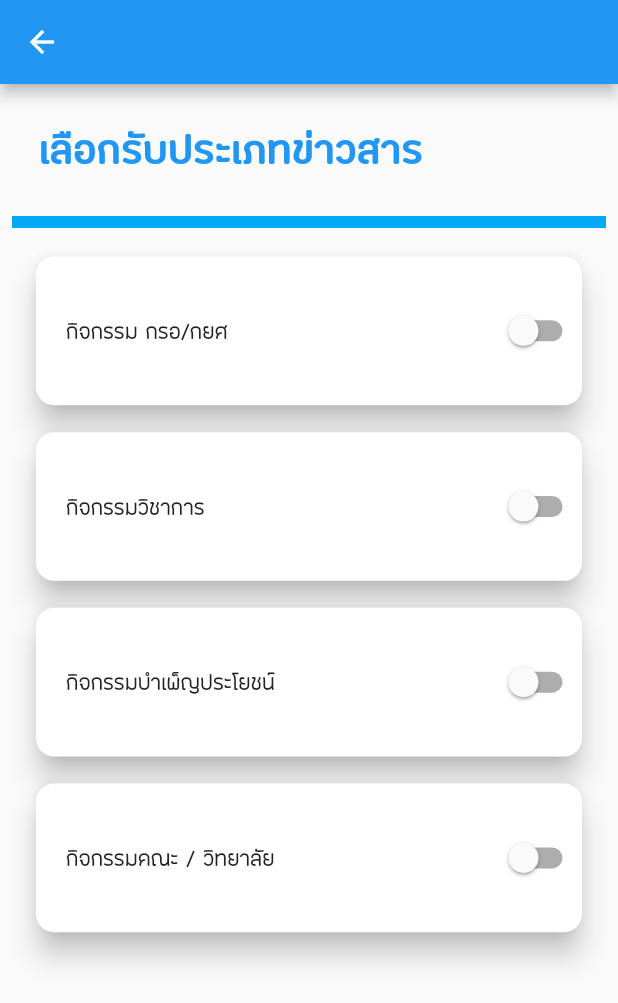
After one commit to PawaOx4th/BaibuaChatbot, a Flutter app: the News screen opened by its route, on a phone screen of 412 x 824 dp. The commit adds this screen. Shown: the top 1003 px of the screen. Run offline on Flutter 3.47's test engine with Material 2 defaults, Android fonts, the phone set to English and light mode, and no system bars; our stand-ins replace firebase_auth; missing offline and left inert: flutter_dialogflow; accounts and stored records are empty.

Commit message:
+ Success News Page

```diff
--- a/baibuaapp/lib/main.dart
+++ b/baibuaapp/lib/main.dart
@@ -1,4 +1,5 @@
 import 'package:baibuaapp/models/user.dart';
+import 'package:baibuaapp/screens/%E0%B9%8CMenu%20Button/news.dart';
 import 'package:baibuaapp/screens/Authenticate/autu.dart';
 import 'package:baibuaapp/screens/Authenticate/login.dart';
 import 'package:baibuaapp/screens/baibuaChatroom.dart';
@@ -22,9 +23,10 @@ class MyApp extends StatelessWidget {
           ),
           home: new SplashScreen(),
           routes: {
-            '/Login-page' : (context) => LoginScreen(),
+            '/Login-page': (context) => LoginScreen(),
             '/emty-page': (context) => Emty_PageNavigation(), // test-page
-            '/Chatroom-page' : (context) => ChatroomBaibua(), // ChatRooms
+            '/Chatroom-page': (context) => ChatroomBaibua(), // ChatRooms
+            '/News-page': (context) => News(),
           }
 //      new MyHomePage(title: 'Baibua Chatbot'),
           ),
--- a/baibuaapp/lib/screens/baibuaChatroom.dart
+++ b/baibuaapp/lib/screens/baibuaChatroom.dart
@@ -99,7 +99,7 @@ class _HomePageDialogflowV2 extends State<ChatroomBaibua> {
               return [
                 PopupMenuItem(
                   //** value => 'routes/...' **//
-                  value: '/emty-page',
+                  value: '/News-page',
                   child: Row(
                     children: <Widget>[
                       Padding(
--- /dev/null
+++ b/baibuaapp/lib/screens/์Menu Button/news.dart
@@ -0,0 +1,265 @@
+import 'package:flutter/cupertino.dart';
+import 'package:flutter/material.dart';
+
+class News extends StatefulWidget {
+  @override
+  _NewsState createState() => _NewsState();
+}
+
+class _NewsState extends State<News> {
+//  Color colorSetting = const Color.fromRGBO(241, 249, 255, 1);
+
+  bool val1 = false;
+  bool val2 = false;
+  bool val3 = false;
+  bool val4 = false;
+
+  List<String> _evantName = [
+    'กิจกรรม กรอ/กยศ',
+    'กิจกรรมวิชาการ',
+    'กิจกรรมบำเพ็ญประโยชน์',
+    'กิจกรรมคณะ / วิทยาลัย'
+  ];
+
+  void onSelectValue1(bool val) {
+    setState(() {
+      val1 = val;
+    });
+    (val) ? print("select: กยส / กรอ") : null;
+  }
+
+  void onSelectValue2(bool val) {
+    setState(() {
+      val2 = val;
+    });
+    (val) ? print("select:" + _evantName[1]) : null;
+  }
+
+  void onSelectValue3(bool val) {
+    setState(() {
+      val3 = val;
+    });
+    (val) ? print("select:" + _evantName[2]) : null;
+  }
+
+  void onSelectValue4(bool val) {
+    setState(() {
+      val4 = val;
+    });
+    (val) ? print("select:" + _evantName[3]) : null;
+  }
+
+  @override
+  Widget build(BuildContext context) {
+    double fullWidth = MediaQuery.of(context).size.width * 100;
+
+    TextStyle Headline = TextStyle(
+      fontFamily: 'FC Lamoon',
+      fontWeight: FontWeight.bold,
+      fontSize: 32,
+      color: Colors.white,
+    );
+
+    return Scaffold(
+      appBar: AppBar(),
+      body: Column(
+        children: <Widget>[
+          Expanded(
+            flex: 1,
+            child: Container(
+              padding: EdgeInsets.symmetric(horizontal: 8),
+              margin: EdgeInsets.symmetric(horizontal: 8),
+              decoration: BoxDecoration(
+                  border: Border(
+                      bottom: BorderSide(width: 8.0, color: Colors.lightBlue))),
+              width: fullWidth,
+              child: Row(
+                children: <Widget>[
+                  SizedBox(
+                    width: 10,
+                  ),
+                  Text(
+                    "เลือกรับประเภทข่าวสาร",
+                    style: TextStyle(
+                      fontFamily: 'FC Lamoon',
+                      fontWeight: FontWeight.bold,
+                      fontSize: 36,
+                      color: Colors.blue,
+                    ),
+                  ),
+                ],
+              ),
+            ),
+          ),
+          Expanded(
+            flex: 7,
+            child: SingleChildScrollView(
+              child: Container(
+                child: Column(
+                  mainAxisSize: MainAxisSize.max,
+                  children: <Widget>[
+                    SizedBox(
+                      height: 10.0,
+                    ),
+//                    Event Select 1
+                    Container(
+                      child: Container(
+                        margin:
+                            EdgeInsets.symmetric(horizontal: 20.0, vertical: 5),
+                        height: MediaQuery.of(context).size.height * 0.13,
+                        child: Card(
+                          color: Colors.white,
+                          shape: RoundedRectangleBorder(
+                            borderRadius: BorderRadius.circular(12.0),
+                          ),
+                          elevation: 8,
+                          child: Container(
+                            child: Padding(
+                              padding: const EdgeInsets.only(left: 20),
+                              child: Row(
+                                mainAxisAlignment:
+                                    MainAxisAlignment.spaceBetween,
+                                children: <Widget>[
+                                  Text(
+                                    _evantName[0],
+                                    style: TextStyle(
+                                      fontFamily: 'FC Lamoon',
+                                      fontSize: 20,
+                                    ),
+                                  ),
+                                  Switch(
+                                    activeColor: Colors.lightBlueAccent[400],
+                                    value: val1,
+                                    onChanged: onSelectValue1,
+                                  ),
+                                ],
+                              ),
+                            ),
+                          ),
+                        ),
+                      ),
+                    ),
+                    //                    Event Select 2
+                    Container(
+                      child: Container(
+                        margin:
+                            EdgeInsets.symmetric(horizontal: 20.0, vertical: 5),
+                        height: MediaQuery.of(context).size.height * 0.13,
+                        child: Card(
+                          color: Colors.white,
+                          shape: RoundedRectangleBorder(
+                            borderRadius: BorderRadius.circular(12.0),
+                          ),
+                          elevation: 8,
+                          child: Container(
+                            child: Padding(
+                              padding: const EdgeInsets.only(left: 20),
+                              child: Row(
+                                mainAxisAlignment:
+                                    MainAxisAlignment.spaceBetween,
+                                children: <Widget>[
+                                  Text(
+                                    _evantName[1],
+                                    style: TextStyle(
+                                      fontFamily: 'FC Lamoon',
+                                      fontSize: 20,
+                                    ),
+                                  ),
+                                  Switch(
+                                    activeColor: Colors.lightBlueAccent[400],
+                                    value: val2,
+                                    onChanged: onSelectValue2,
+                                  ),
+                                ],
+                              ),
+                            ),
+                          ),
+                        ),
+                      ),
+                    ),
+                    //                    Event Select 3
+                    Container(
+                      child: Container(
+                        margin:
+                            EdgeInsets.symmetric(horizontal: 20.0, vertical: 5),
+                        height: MediaQuery.of(context).size.height * 0.13,
+                        child: Card(
+                          color: Colors.white,
+                          shape: RoundedRectangleBorder(
+                            borderRadius: BorderRadius.circular(12.0),
+                          ),
+                          elevation: 8,
+                          child: Container(
+                            child: Padding(
+                              padding: const EdgeInsets.only(left: 20),
+                              child: Row(
+                                mainAxisAlignment:
+                                    MainAxisAlignment.spaceBetween,
+                                children: <Widget>[
+                                  Text(
+                                    _evantName[2],
+                                    style: TextStyle(
+                                      fontFamily: 'FC Lamoon',
+                                      fontSize: 20,
+                                    ),
+                                  ),
+                                  Switch(
+                                    activeColor: Colors.lightBlueAccent[400],
+                                    value: val3,
+                                    onChanged: onSelectValue3,
+                                  ),
+                                ],
+                              ),
+                            ),
+                          ),
+                        ),
+                      ),
+                    ),
+                    //                    Event Select 4
+                    Container(
+                      child: Container(
+                        margin:
+                            EdgeInsets.symmetric(horizontal: 20.0, vertical: 5),
+                        height: MediaQuery.of(context).size.height * 0.13,
+                        child: Card(
+                          color: Colors.white,
+                          shape: RoundedRectangleBorder(
+                            borderRadius: BorderRadius.circular(12.0),
+                          ),
+                          elevation: 8,
+                          child: Container(
+                            child: Padding(
+                              padding: const EdgeInsets.only(left: 20),
+                              child: Row(
+                                mainAxisAlignment:
+                                    MainAxisAlignment.spaceBetween,
+                                children: <Widget>[
+                                  Text(
+                                    _evantName[3],
+                                    style: TextStyle(
+                                      fontFamily: 'FC Lamoon',
+                                      fontSize: 20,
+                                    ),
+                                  ),
+                                  Switch(
+                                    activeColor: Colors.lightBlueAccent[400],
+                                    value: val4,
+                                    onChanged: onSelectValue4,
+                                  ),
+                                ],
+                              ),
+                            ),
+                          ),
+                        ),
+                      ),
+                    ),
+                  ],
+                ),
+              ),
+            ),
+          )
+        ],
+      ),
+    );
+  }
+}
--- a/baibuaapp/pubspec.yaml
+++ b/baibuaapp/pubspec.yaml
@@ -14,7 +14,7 @@ description: A new Flutter project.
 version: 1.0.0+1
 
 environment:
-  sdk: ">=2.1.0 <3.0.0"
+  sdk: ">=2.2.0 <3.0.0"
 
 dependencies:
   flutter:
```
